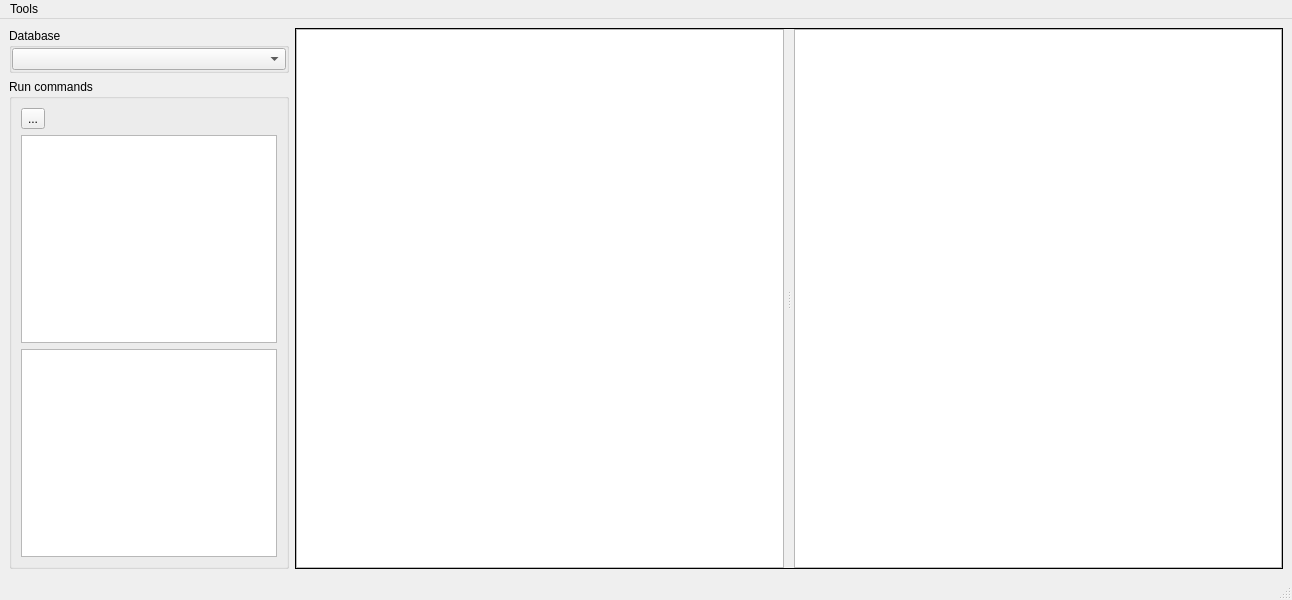
First picture: the form in mainwindow.ui, repository phetaduck/SqlViewGenerator, before the edit.
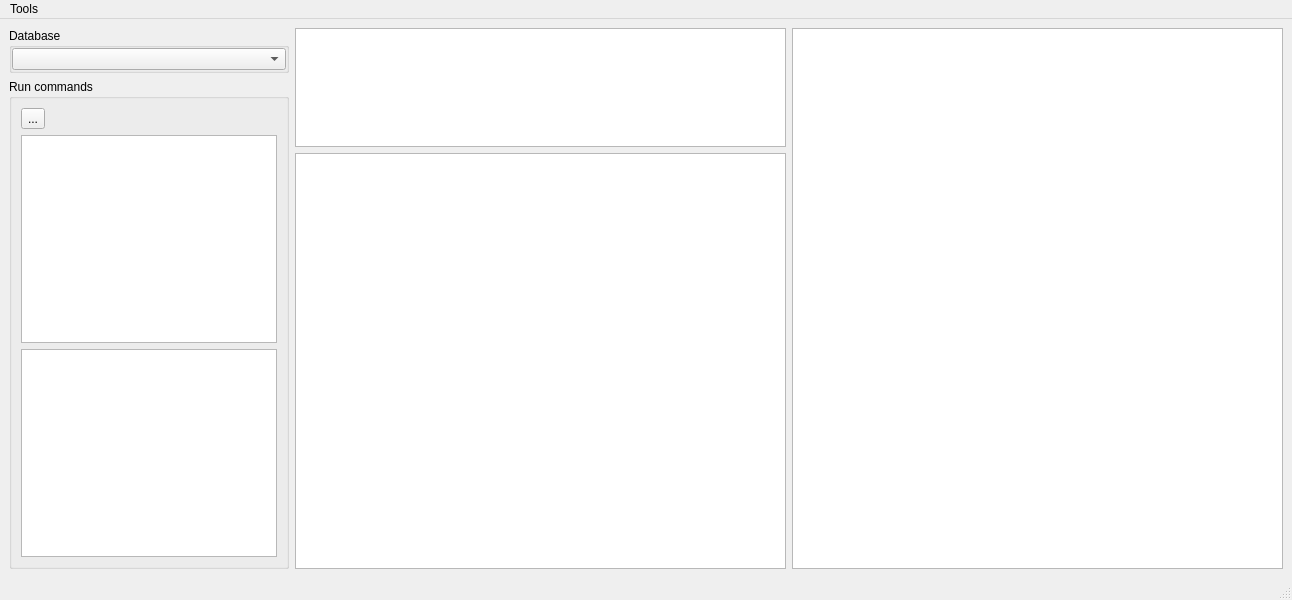
Second picture: the form after the edit. Custom widgets are drawn as their Qt base class.

Commit message: Added table contents

Patch:
```diff
--- a/mainwindow.ui
+++ b/mainwindow.ui
@@ -15,7 +15,7 @@
   </property>
   <widget class="QWidget" name="centralwidget">
    <layout class="QGridLayout" name="gridLayout">
-    <item row="1" column="0">
+    <item row="1" column="0" rowspan="3">
      <widget class="QGroupBox" name="groupBox">
       <property name="sizePolicy">
        <sizepolicy hsizetype="Maximum" vsizetype="Preferred">
@@ -43,6 +43,16 @@
       </layout>
      </widget>
     </item>
+    <item row="3" column="1">
+     <widget class="QTableView" name="tv_SelectedTableContents">
+      <property name="sizePolicy">
+       <sizepolicy hsizetype="Preferred" vsizetype="Expanding">
+        <horstretch>0</horstretch>
+        <verstretch>0</verstretch>
+       </sizepolicy>
+      </property>
+     </widget>
+    </item>
     <item row="0" column="0">
      <widget class="QGroupBox" name="groupBox_2">
       <property name="sizePolicy">
@@ -83,26 +93,20 @@
       </layout>
      </widget>
     </item>
-    <item row="0" column="1" rowspan="2">
-     <widget class="QSplitter" name="splitter">
+    <item row="0" column="2" rowspan="4">
+     <widget class="QTextEdit" name="te_Output">
       <property name="sizePolicy">
-       <sizepolicy hsizetype="Minimum" vsizetype="Minimum">
+       <sizepolicy hsizetype="Preferred" vsizetype="Expanding">
         <horstretch>0</horstretch>
         <verstretch>0</verstretch>
        </sizepolicy>
       </property>
-      <property name="frameShape">
-       <enum>QFrame::Panel</enum>
-      </property>
-      <property name="orientation">
-       <enum>Qt::Horizontal</enum>
-      </property>
-      <property name="handleWidth">
-       <number>10</number>
-      </property>
+     </widget>
+    </item>
+    <item row="0" column="1" rowspan="3">
       <widget class="QListWidget" name="listWidget">
        <property name="sizePolicy">
-        <sizepolicy hsizetype="Maximum" vsizetype="Expanding">
+       <sizepolicy hsizetype="Preferred" vsizetype="Expanding">
          <horstretch>0</horstretch>
          <verstretch>0</verstretch>
         </sizepolicy>
@@ -113,15 +117,6 @@
        <property name="uniformItemSizes">
         <bool>true</bool>
        </property>
-      </widget>
-      <widget class="QTextEdit" name="te_Output">
-       <property name="sizePolicy">
-        <sizepolicy hsizetype="Minimum" vsizetype="Expanding">
-         <horstretch>0</horstretch>
-         <verstretch>0</verstretch>
-        </sizepolicy>
-       </property>
-      </widget>
      </widget>
     </item>
    </layout>
```
Lines whose indentation alone changed are shown as unchanged. The commit also changes 3 other files.
